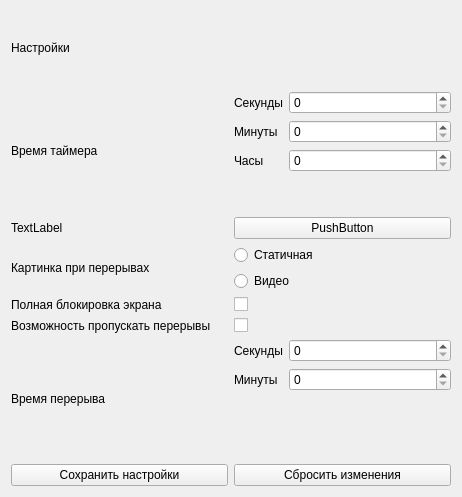
Above: ui/settings.ui from waire-p/EyeSA before the change. Below: the same form after it.
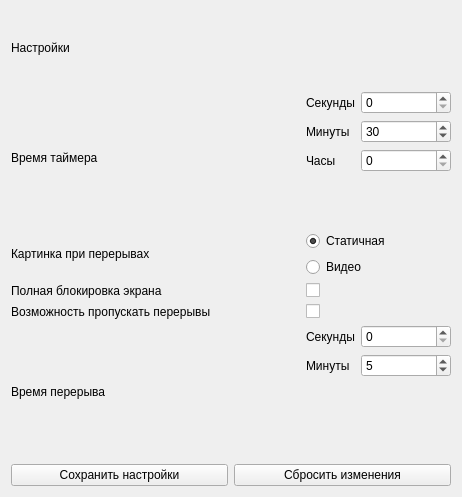
That is the form after the change.

Patch:
```diff
--- a/ui/settings.ui
+++ b/ui/settings.ui
@@ -24,7 +24,21 @@
       </widget>
      </item>
      <item>
-      <layout class="QGridLayout" name="gridLayout" rowstretch="0,0,0,0,0,0,0" columnstretch="2,2">
+      <layout class="QGridLayout" name="gridLayout" rowstretch="0,0,0,0,0" columnstretch="2,1">
+       <item row="2" column="0">
+        <widget class="QLabel" name="label_4">
+         <property name="text">
+          <string>Полная блокировка экрана</string>
+         </property>
+        </widget>
+       </item>
+       <item row="3" column="0">
+        <widget class="QLabel" name="label_5">
+         <property name="text">
+          <string>Возможность пропускать перерывы</string>
+         </property>
+        </widget>
+       </item>
        <item row="0" column="0">
         <widget class="QLabel" name="label_8">
          <property name="text">
@@ -32,48 +46,36 @@
          </property>
         </widget>
        </item>
-       <item row="2" column="0">
+       <item row="1" column="0">
         <widget class="QLabel" name="label_3">
          <property name="text">
           <string>Картинка при перерывах</string>
          </property>
         </widget>
        </item>
-       <item row="3" column="0">
-        <widget class="QLabel" name="label_4">
-         <property name="text">
-          <string>Полная блокировка экрана</string>
-         </property>
-        </widget>
-       </item>
-       <item row="5" column="0">
+       <item row="4" column="0">
         <widget class="QLabel" name="label_7">
          <property name="text">
           <string>Время перерыва</string>
          </property>
         </widget>
        </item>
-       <item row="4" column="0">
-        <widget class="QLabel" name="label_5">
-         <property name="text">
-          <string>Возможность пропускать перерывы</string>
-         </property>
-        </widget>
-       </item>
-       <item row="1" column="0">
-        <widget class="QLabel" name="label_2">
-         <property name="text">
-          <string>TextLabel</string>
-         </property>
-        </widget>
-       </item>
-       <item row="2" column="1">
+       <item row="1" column="1">
         <layout class="QVBoxLayout" name="verticalLayout_2">
+         <property name="spacing">
+          <number>6</number>
+         </property>
          <item>
           <widget class="QRadioButton" name="static_image">
            <property name="text">
             <string>Статичная</string>
            </property>
+           <property name="checked">
+            <bool>true</bool>
+           </property>
+           <attribute name="buttonGroup">
+            <string notr="true">break_mode</string>
+           </attribute>
           </widget>
          </item>
          <item>
@@ -85,13 +87,6 @@
          </item>
         </layout>
        </item>
-       <item row="1" column="1">
-        <widget class="QPushButton" name="pushButton">
-         <property name="text">
-          <string>PushButton</string>
-         </property>
-        </widget>
-       </item>
        <item row="0" column="1">
         <layout class="QFormLayout" name="formLayout">
          <item row="0" column="0">
@@ -130,6 +125,9 @@
            <property name="maximum">
             <number>59</number>
            </property>
+           <property name="value">
+            <number>30</number>
+           </property>
           </widget>
          </item>
          <item row="2" column="1">
@@ -141,7 +139,14 @@
          </item>
         </layout>
        </item>
-       <item row="5" column="1">
+       <item row="3" column="1">
+        <widget class="QCheckBox" name="break_skip">
+         <property name="text">
+          <string/>
+         </property>
+        </widget>
+       </item>
+       <item row="4" column="1">
         <layout class="QFormLayout" name="formLayout_2">
          <item row="0" column="0">
           <widget class="QLabel" name="label_12">
@@ -169,19 +174,15 @@
            <property name="maximum">
             <number>59</number>
            </property>
+           <property name="value">
+            <number>5</number>
+           </property>
           </widget>
          </item>
         </layout>
        </item>
-       <item row="4" column="1">
-        <widget class="QCheckBox" name="checkBox_2">
-         <property name="text">
-          <string/>
-         </property>
-        </widget>
-       </item>
-       <item row="3" column="1">
-        <widget class="QCheckBox" name="checkBox">
+       <item row="2" column="1">
+        <widget class="QCheckBox" name="screen_lock">
          <property name="text">
           <string/>
          </property>
```
Left out of the diff: 10 changed lines with no effect on the pictures.
